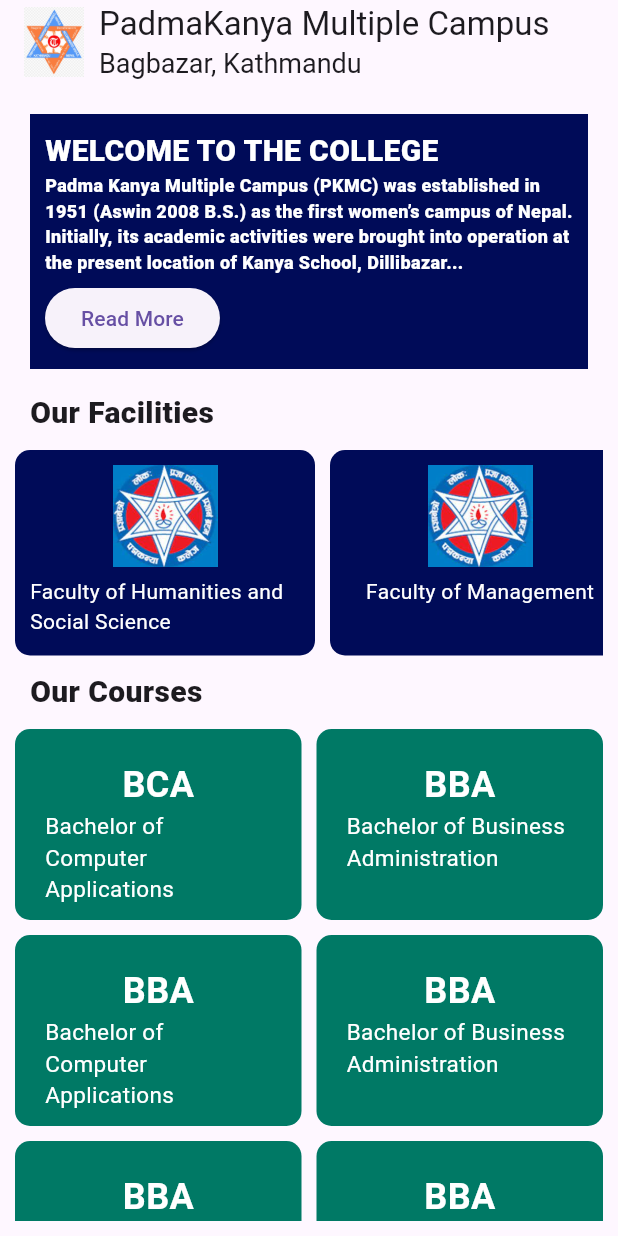
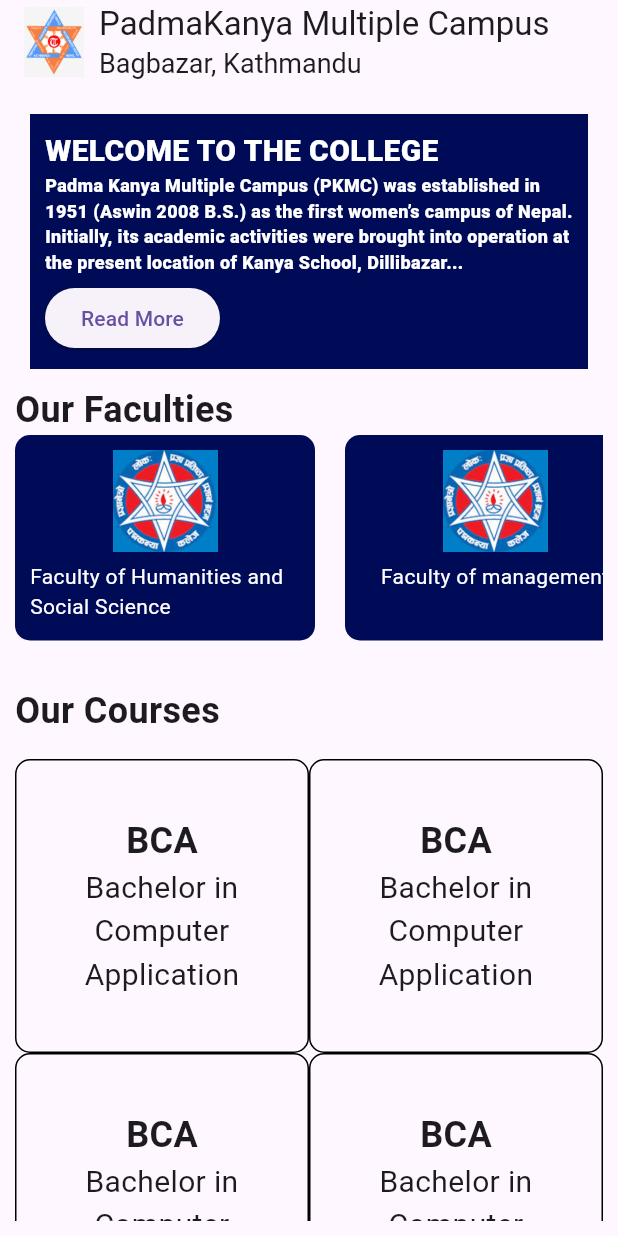
Before and after one commit to Neesui/Flutter_Training, a Flutter app: the screen it shows after launch, on a phone screen of 412 x 824 dp. Run offline on Flutter 3.47's test engine with Material 3 defaults, Android fonts, the phone set to English and light mode, and no system bars.

Commit message:
adding gridview

```diff
--- a/lib/screens/home_screen.dart
+++ b/lib/screens/home_screen.dart
@@ -1,7 +1,7 @@
 import 'package:flutter/material.dart';
 import 'package:padmakanya_app/screens/about_screen.dart';
-import 'package:padmakanya_app/widgets/courses_card.dart';
 import 'package:padmakanya_app/widgets/faculty_card.dart';
+import 'package:padmakanya_app/widgets/heading.dart';
 
 class HomeScreen extends StatelessWidget {
   const HomeScreen({super.key});
@@ -73,75 +73,129 @@ class HomeScreen extends StatelessWidget {
                     ],
                   ),
                 ),
-
-              const SizedBox(height: 5),
-              const Padding(
-                padding: EdgeInsets.symmetric(horizontal: 10),
-                child: Text(
-                  "Our Facilities",
-                  style: TextStyle(
-                    fontSize: 20,
-                    fontWeight: FontWeight.w800,
-                  ),
-                ),
-              ),
-              SizedBox(height: 10),
-
-              // Facilities Section
+                Heading(text: "Our Faculties"),
                 SingleChildScrollView(
                   scrollDirection: Axis.horizontal,
                   child: Row(
-                  crossAxisAlignment: CrossAxisAlignment.start,
                     children: [
                       Facultycard(
                         text: "Faculty of Humanities and Social Science",
                       ),
-                    SizedBox(width: 10),
+                      SizedBox(width: 20),
                       Facultycard(
-                      text: "Faculty of Management",
+                        text: "Faculty of management",
                       ),
-                    SizedBox(width: 10),
-                    Facultycard(text: "Institute of Science and Technology"),
-                  ],
-                ),
-              ),
-
-              const SizedBox(height: 10),
-              const Padding(
-                padding: EdgeInsets.symmetric(horizontal: 10),
-                child: Text(
-                  "Our Courses",
-                  style: TextStyle(
-                    fontSize: 20,
-                    fontWeight: FontWeight.w800,
-                  ),
-                ),
-              ),
-              SizedBox(height: 10),
-              GridView.builder(
-                shrinkWrap: true,
-                physics:
-                    NeverScrollableScrollPhysics(), // Disable GridView scroll
-                gridDelegate: SliverGridDelegateWithFixedCrossAxisCount(
-                  crossAxisCount: 2, // Two columns
-                  crossAxisSpacing: 10, // Spacing between columns
-                  mainAxisSpacing: 10, // Spacing between rows
-                  childAspectRatio: 1.5, // Adjust card aspect ratio
-                ),
-                itemCount: 8, // Total number of items
-                itemBuilder: (context, index) {
-                  return CoursesCard(
-                    text: index % 6 == 0 ? "BCA" : "BBA",
-                    subtitle: index % 2 == 0
-                        ? "Bachelor of Computer Applications"
-                        : "Bachelor of Business Administration",
-                  );
-                },
+                      SizedBox(width: 20),
+                      Facultycard(
+                        text: "Institute of Science and Technology",
                       ),
                     ],
                   ),
                 ),
+                SizedBox(height: 30),
+                Heading(text: "Our Courses"),
+                SizedBox(height: 15),
+                GridView.count(
+                  crossAxisCount: 2,
+                  shrinkWrap: true,
+                  children: [
+                    Container(
+                      decoration: BoxDecoration(
+                        border: Border.all(),
+                        borderRadius: BorderRadius.circular(10),
                       ),
-    );
+                      child: Column(
+                        mainAxisAlignment: MainAxisAlignment.center,
+                        children: [
+                          Text(
+                            "BCA",
+                            style: TextStyle(
+                              fontSize: 24,
+                              fontWeight: FontWeight.w700,
+                            ),
+                          ),
+                          Text(
+                            "Bachelor in Computer Application",
+                            style: TextStyle(fontSize: 20),
+                            textAlign: TextAlign.center,
+                          ),
+                        ],
+                      ),
+                    ),
+                    Container(
+                      decoration: BoxDecoration(
+                        border: Border.all(),
+                        borderRadius: BorderRadius.circular(10),
+                      ),
+                      child: Column(
+                        mainAxisAlignment: MainAxisAlignment.center,
+                        children: [
+                          Text(
+                            "BCA",
+                            style: TextStyle(
+                              fontSize: 24,
+                              fontWeight: FontWeight.w700,
+                            ),
+                          ),
+                          Text(
+                            "Bachelor in Computer Application",
+                            style: TextStyle(fontSize: 20),
+                            textAlign: TextAlign.center,
+                          ),
+                        ],
+                      ),
+                    ),
+                    Container(
+                      decoration: BoxDecoration(
+                        border: Border.all(),
+                        borderRadius: BorderRadius.circular(10),
+                      ),
+                      child: Column(
+                        mainAxisAlignment: MainAxisAlignment.center,
+                        children: [
+                          Text(
+                            "BCA",
+                            style: TextStyle(
+                              fontSize: 24,
+                              fontWeight: FontWeight.w700,
+                            ),
+                          ),
+                          Text(
+                            "Bachelor in Computer Application",
+                            style: TextStyle(fontSize: 20),
+                            textAlign: TextAlign.center,
+                          ),
+                        ],
+                      ),
+                    ),
+                    Container(
+                      decoration: BoxDecoration(
+                        border: Border.all(),
+                        borderRadius: BorderRadius.circular(10),
+                      ),
+                      child: Column(
+                        mainAxisAlignment: MainAxisAlignment.center,
+                        children: [
+                          Text(
+                            "BCA",
+                            style: TextStyle(
+                              fontSize: 24,
+                              fontWeight: FontWeight.w700,
+                            ),
+                          ),
+                          Text(
+                            "Bachelor in Computer Application",
+                            style: TextStyle(fontSize: 20),
+                            textAlign: TextAlign.center,
+                          ),
+                        ],
+                      ),
+                    ),
+                  ],
+                ),
+              ],
+            ),
+          ),
+        ));
   }
 }
--- a/lib/widgets/heading.dart
+++ b/lib/widgets/heading.dart
@@ -4,8 +4,15 @@ class Heading extends StatelessWidget {
   const Heading({super.key, required this.text});
 
   final String text;
+
   @override
   Widget build(BuildContext context) {
-    return Container();
+    return Text(
+      text,
+      style: TextStyle(
+        fontSize: 24,
+        fontWeight: FontWeight.w700,
+      ),
+    );
   }
 }
```
Lines whose indentation alone changed are shown as unchanged.
